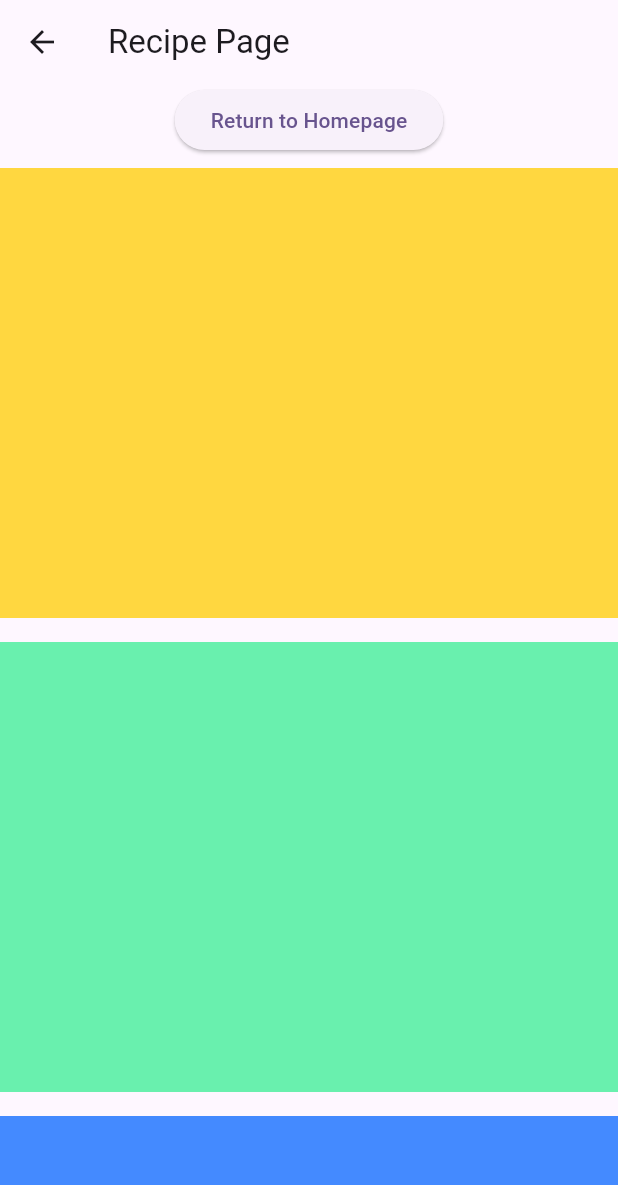
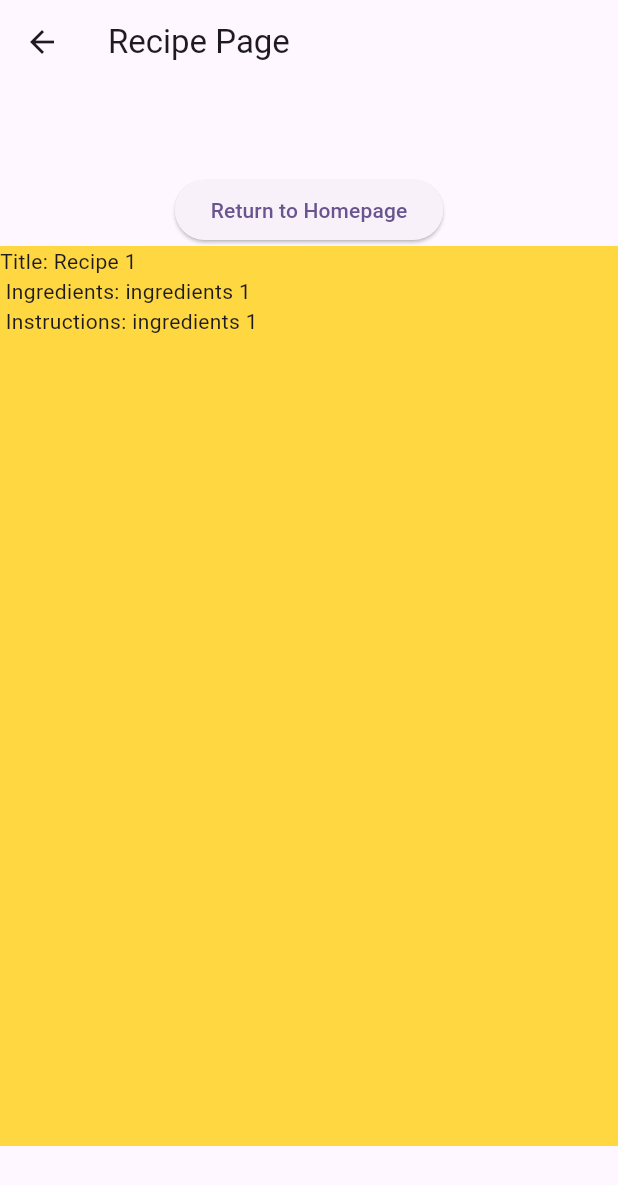
Before and after one commit to JimmyPhanfr/mad_classwork_02, a Flutter app: the screen it shows after launch, after a tap on "Recipe 1", on a phone screen of 412 x 824 dp. Shown: the top 1185 px of the screen. Run offline on Flutter 3.47's test engine with Material 3 defaults, Android fonts, the phone set to English and light mode, and no system bars.

Commit message:
homescreen now pushes data to details_screen

```diff
--- a/lib/details_screen.dart
+++ b/lib/details_screen.dart
@@ -1,19 +1,23 @@
 import 'package:flutter/material.dart';
 
 class DetailsScreen extends StatelessWidget {
-  DetailsScreen({super.key});
 
-  final reciple_01 = GlobalKey();
-  final reciple_02 = GlobalKey();
-  final reciple_03 = GlobalKey();
+  final String title;
+  final String ingredients;
+  final String instructions;
 
+  const DetailsScreen({
+  required this.title,
+  required this.ingredients,
+  required this.instructions,
+  super.key,});
 
   @override
   Widget build(BuildContext context) {
     return Scaffold(
       appBar: AppBar(title: const Text("Recipe Page")),
-      body: SingleChildScrollView(
-        child: Center(
+      body: Center(
+        child: SingleChildScrollView(
           child: Column(
             mainAxisAlignment: MainAxisAlignment.center,
             children: <Widget>[
@@ -23,29 +27,11 @@ class DetailsScreen extends StatelessWidget {
                   Navigator.pushNamed(context, '/homepage', );
                 },
               ),
-              Padding(
-                padding: const EdgeInsets.fromLTRB(0, 8, 0, 8),
-                child: Container(
-                  width: double.infinity,
-                  height: 300,
-                  color: Colors.amberAccent
-                ),
-              ),
-              Padding(
-                padding: const EdgeInsets.fromLTRB(0, 8, 0, 8),
-                child: Container(
-                  width: double.infinity,
-                  height: 300,
-                  color: Colors.greenAccent
-                ),
-              ),
-              Padding(
-                padding: const EdgeInsets.fromLTRB(0, 8, 0, 8),
-                child: Container(
-                  width: double.infinity,
-                  height: 300,
-                  color: Colors.blueAccent
-                ),
+              Container(
+                width: double.infinity,
+                height: 600,
+                color: Colors.amberAccent,
+                child: Text("Title: $title \n Ingredients: $ingredients \n Instructions: $ingredients"),
               ),
             ],
           ),
--- a/lib/home_screen.dart
+++ b/lib/home_screen.dart
@@ -1,7 +1,12 @@
+import 'package:classwork_02/details_screen.dart';
 import 'package:flutter/material.dart';
 
 class Homescreen extends StatelessWidget {
   const Homescreen({super.key});
+
+  final String title = '';
+  final String ingredients = '';
+  final String instructions = '';
 
   @override
   Widget build(BuildContext context) {
@@ -19,8 +24,17 @@ class Homescreen extends StatelessWidget {
                   title: Text('Recipe 1'),
                   subtitle: Text('desc'),
                   onTap: () {
-                    Navigator.pushNamed(context, '/details');
-                  },
+                    Navigator.of(context).push(
+                      MaterialPageRoute(
+                        builder: (context) =>
+                          const DetailsScreen(
+                            title: 'Recipe 1',
+                            ingredients: 'ingredients 1',
+                            instructions: 'Instructions 1',
+                          ),
+                        ),
+                      );
+                    },
                   trailing: Icon(Icons.navigate_next),
                   tileColor: Colors.amberAccent,
                 ),
@@ -29,7 +43,16 @@ class Homescreen extends StatelessWidget {
                   title: Text('Recipe 2'),
                   subtitle: Text('desc'),
                   onTap: () {
-                    Navigator.pushNamed(context, '/details');
+                    Navigator.of(context).push(
+                      MaterialPageRoute(
+                        builder: (context) =>
+                          const DetailsScreen(
+                            title: 'Recipe 2',
+                            ingredients: 'ingredients 2',
+                            instructions: 'Instructions 2',
+                          ),
+                        ),
+                      );
                   },
                   trailing: Icon(Icons.navigate_next),
                   tileColor: Colors.greenAccent,
@@ -39,7 +62,16 @@ class Homescreen extends StatelessWidget {
                   title: Text('Recipe 3'),
                   subtitle: Text('desc'),
                   onTap: () {
-                    Navigator.pushNamed(context, '/details');
+                    Navigator.of(context).push(
+                      MaterialPageRoute(
+                        builder: (context) =>
+                          const DetailsScreen(
+                            title: 'Recipe 3',
+                            ingredients: 'ingredients 3',
+                            instructions: 'Instructions 3',
+                          ),
+                        ),
+                      );
                   },
                   trailing: Icon(Icons.navigate_next),
                   tileColor: Colors.blueAccent,
--- a/lib/main.dart
+++ b/lib/main.dart
@@ -1,6 +1,6 @@
 import 'package:flutter/material.dart';
 import 'home_screen.dart';
-import 'details_screen.dart';
+// import 'details_screen.dart';
 
 void main() {
   runApp(const MyApp());
@@ -20,7 +20,7 @@ class MyApp extends StatelessWidget {
       home: const Homescreen(),
       routes: {
         '/homepage':(context) => const Homescreen(),
-        '/details':(context) => DetailsScreen()
+
       },
     );
   }
```
